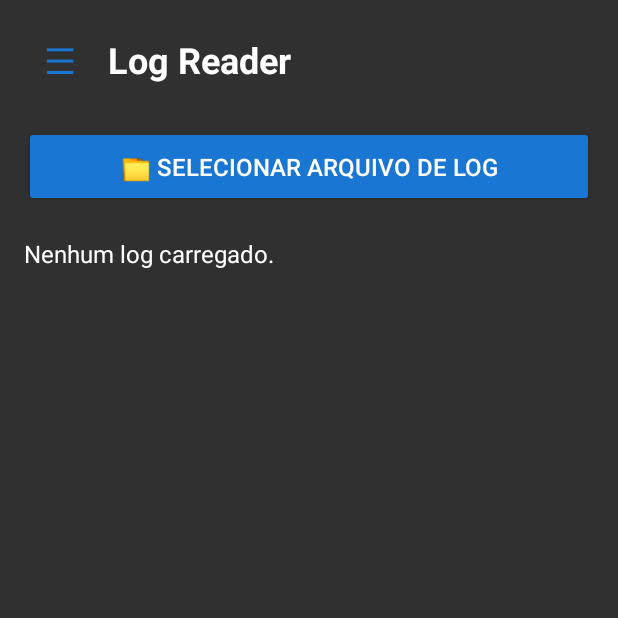
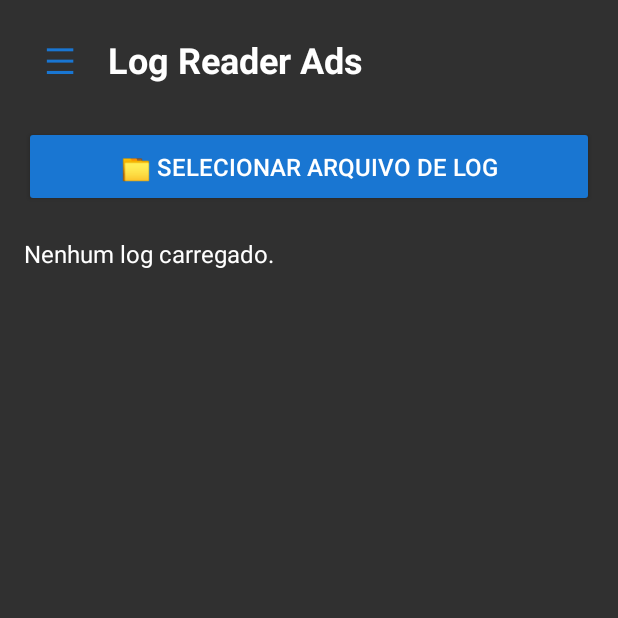
Before and after one commit to danivini14041702-svg/LogReaderNative, an Android app: the screen it shows after launch (MainActivity), on a phone screen of 412 x 824 dp, the top half of it. Run offline under Robolectric (Android 15) with nearby library versions, the phone set to English and light mode, and no system bars; our stand-ins replace AdMob.

Commit message:
Modify activity_main layout for ads and content updates
Updated layout to include an ad banner and adjusted the height of the ScrollView for error logs. Changed the text of the 'Log Reader' to 'Log Reader Ads' and removed the version TextView.

```diff
--- a/app/src/main/res/layout/activity_main.xml
+++ b/app/src/main/res/layout/activity_main.xml
@@ -6,6 +6,7 @@
     android:layout_width="match_parent"
     android:layout_height="match_parent">
 
+    <!-- CONTEÚDO PRINCIPAL -->
     <LinearLayout
         android:layout_width="match_parent"
         android:layout_height="match_parent"
@@ -32,7 +33,7 @@
             <TextView
                 android:layout_width="wrap_content"
                 android:layout_height="wrap_content"
-                android:text="Log Reader"
+                android:text="Log Reader Ads"
                 android:textColor="?android:attr/textColorPrimary"
                 android:textSize="24sp"
                 android:textStyle="bold"
@@ -59,30 +60,41 @@
             android:textSize="16sp"
             android:layout_marginBottom="20dp"/>
 
+        <!-- Lista de erros rolando -->
         <ScrollView
             android:layout_width="match_parent"
-            android:layout_height="match_parent">
+            android:layout_height="0dp"
+            android:layout_weight="1">
             <LinearLayout
                 android:id="@+id/containerErros"
                 android:layout_width="match_parent"
                 android:layout_height="wrap_content"
                 android:orientation="vertical"/>
         </ScrollView>
+
+        <!-- BANNER DE ANÚNCIO (Fica fixo no rodapé) -->
+        <com.google.android.gms.ads.AdView
+            xmlns:ads="http://schemas.android.com/apk/res-auto"
+            android:id="@+id/adViewMain"
+            android:layout_width="match_parent"
+            android:layout_height="wrap_content"
+            android:layout_marginTop="8dp"
+            ads:adSize="BANNER"
+            ads:adUnitId="ca-app-pub-3940256099942544/6300978111"/>
     </LinearLayout>
 
+    <!-- MENU LATERAL -->
     <ScrollView
         android:layout_width="300dp"
         android:layout_height="match_parent"
         android:layout_gravity="start"
         android:background="?android:attr/colorBackground">
-
         <LinearLayout
             android:layout_width="match_parent"
             android:layout_height="wrap_content"
             android:orientation="vertical"
             android:padding="24dp">
 
-            <!-- TÍTULO CORRIGIDO AQUI -->
             <TextView
                 android:layout_width="wrap_content"
                 android:layout_height="wrap_content"
@@ -156,14 +168,6 @@
                 android:textColor="#FFFFFF"
                 android:backgroundTint="#1976D2"
                 android:layout_marginBottom="12dp"/>
-
-            <TextView
-                android:layout_width="wrap_content"
-                android:layout_height="wrap_content"
-                android:text="Versão 2.0 - Manual do Mundo para Idiotas"
-                android:textColor="#888888"
-                android:textSize="12sp"
-                android:layout_marginTop="16dp"/>
         </LinearLayout>
     </ScrollView>
 </androidx.drawerlayout.widget.DrawerLayout>
```
